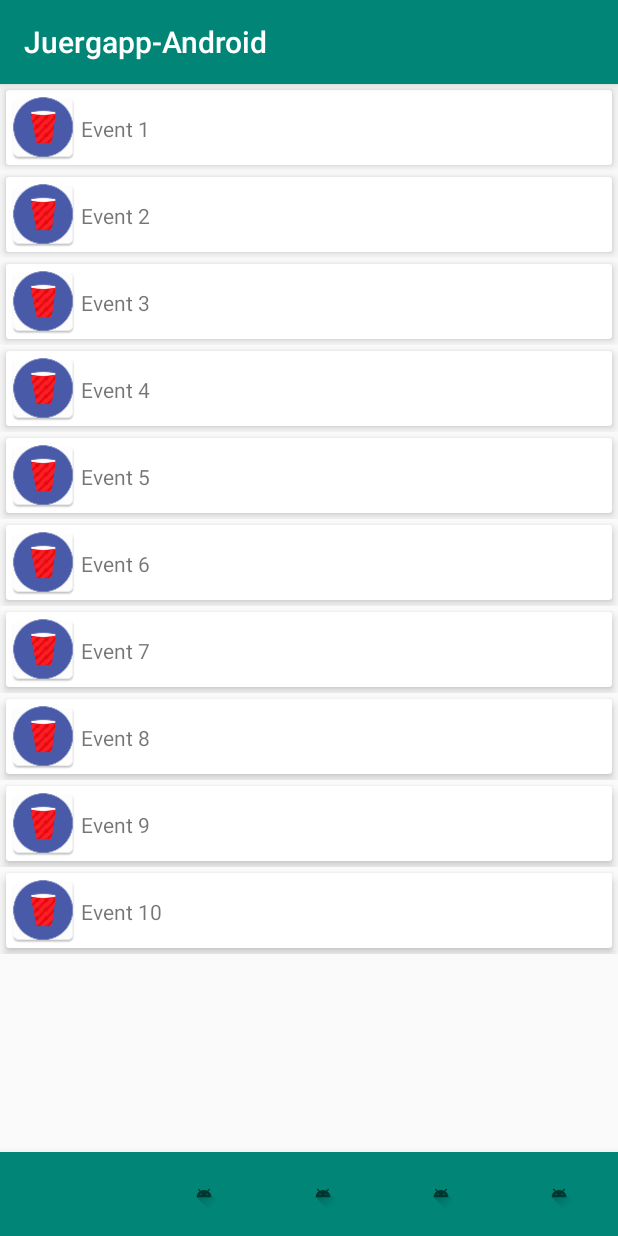
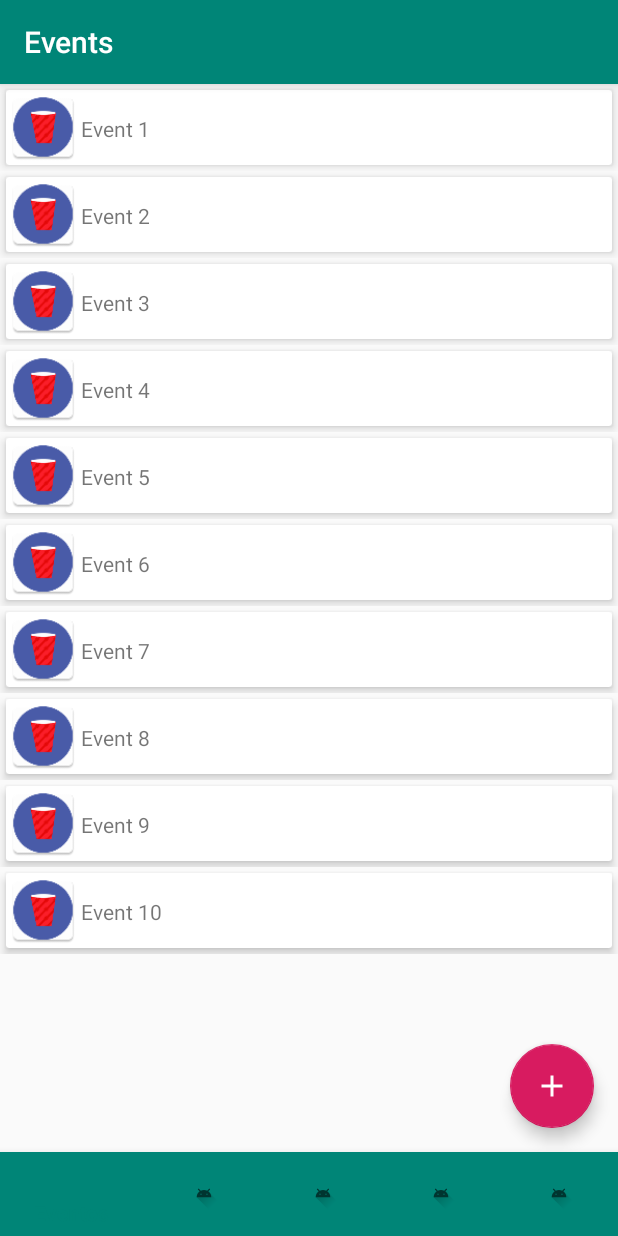
Before and after one commit to GonzaloCirilo/Juergapp-Android, an Android app: the screen it shows after launch (MainActivity), on a phone screen of 412 x 824 dp. Run offline under Robolectric (Android 15) with nearby library versions, the phone set to English and light mode, and no system bars.

Commit message:
Add Event Detail

```diff
--- a/app/src/main/java/pe/com/redcups/juergapp_android/adapter/EventAdapter.kt
+++ b/app/src/main/java/pe/com/redcups/juergapp_android/adapter/EventAdapter.kt
@@ -6,10 +6,13 @@ import android.view.View
 import android.view.ViewGroup
 import android.widget.ImageView
 import android.widget.TextView
+import androidx.appcompat.app.AppCompatActivity
+import androidx.fragment.app.FragmentManager
 import androidx.recyclerview.widget.RecyclerView
 import kotlinx.android.synthetic.main.recycler_view_event.view.*
 import pe.com.redcups.core.model.Event
 import pe.com.redcups.juergapp_android.R
+import pe.com.redcups.juergapp_android.fragment.EventDetailFragment
 
 class EventAdapter(private val events: ArrayList<Event>, context: Context): RecyclerView.Adapter<EventAdapter.ViewHolder>(){
 
@@ -25,10 +28,28 @@ class EventAdapter(private val events: ArrayList<Event>, context: Context): Recy
     override fun onBindViewHolder(holder: ViewHolder, position: Int) {
         holder.eventTextView.text = events[position].name
         holder.eventImageView.setImageResource(R.mipmap.event_image_placeholder)
+
     }
 
-    inner class ViewHolder(eventView: View): RecyclerView.ViewHolder(eventView) {
+    inner class ViewHolder(eventView: View): RecyclerView.ViewHolder(eventView), View.OnClickListener {
         val eventTextView: TextView = eventView.event_name
         val eventImageView: ImageView = eventView.event_image
+
+        init {
+            with(itemView){
+                setOnClickListener(this@ViewHolder)
+            }
+        }
+
+        override fun onClick(v: View?) {
+            // TODO pass Event object as bundle or consider using a ViewModel
+            val fragment = EventDetailFragment()
+            (v?.context as AppCompatActivity)
+                .supportFragmentManager
+                .beginTransaction()
+                .replace(R.id.container,fragment,fragment.javaClass.name)
+                .addToBackStack("EventStack")
+                .commit()
+        }
     }
 }
--- a/app/src/main/java/pe/com/redcups/juergapp_android/fragment/EventFragment.kt
+++ b/app/src/main/java/pe/com/redcups/juergapp_android/fragment/EventFragment.kt
@@ -6,6 +6,7 @@ import android.view.LayoutInflater
 import android.view.View
 import android.view.ViewGroup
 import androidx.recyclerview.widget.LinearLayoutManager
+import androidx.recyclerview.widget.RecyclerView
 import kotlinx.android.synthetic.main.fragment_event.*
 import pe.com.redcups.core.model.Event
 
@@ -21,15 +22,20 @@ class EventFragment : Fragment() {
         inflater: LayoutInflater, container: ViewGroup?,
         savedInstanceState: Bundle?
     ): View? {
-        // Inflate the layout for this fragment
+        activity?.title = "Events"
+
         for (i in 1..10){
-            events.add(Event("Event $i", i))
+            events.add(Event(i,"Event $i", i))
         }
         return inflater.inflate(R.layout.fragment_event, container, false)
     }
 
     override fun onViewCreated(view: View, savedInstanceState: Bundle?) {
         super.onViewCreated(view, savedInstanceState)
+        event_add.setOnClickListener{
+            // TODO inflate add event fragment
+        }
+
         eventAdapter = EventAdapter(events,view.context)
         recycler_view_event.apply{
             adapter = eventAdapter
--- /dev/null
+++ b/app/src/main/res/drawable/ic_add_black_24dp.xml
@@ -0,0 +1,9 @@
+<vector xmlns:android="http://schemas.android.com/apk/res/android"
+        android:width="24dp"
+        android:height="24dp"
+        android:viewportWidth="24.0"
+        android:viewportHeight="24.0">
+    <path
+        android:fillColor="#FF000000"
+        android:pathData="M19,13h-6v6h-2v-6H5v-2h6V5h2v6h6v2z"/>
+</vector>
--- a/app/src/main/res/layout/activity_main.xml
+++ b/app/src/main/res/layout/activity_main.xml
@@ -1,11 +1,9 @@
 <?xml version="1.0" encoding="utf-8"?>
 <androidx.constraintlayout.widget.ConstraintLayout
         xmlns:android="http://schemas.android.com/apk/res/android"
-        xmlns:tools="http://schemas.android.com/tools"
         xmlns:app="http://schemas.android.com/apk/res-auto"
         android:layout_width="match_parent"
-        android:layout_height="match_parent"
-        tools:context=".MainActivity">
+        android:layout_height="match_parent">
     <FrameLayout
             android:id="@+id/container"
             android:layout_width="match_parent"
@@ -13,6 +11,7 @@
             app:layout_constraintStart_toStartOf="parent"
             app:layout_constraintEnd_toEndOf="parent"
             app:layout_constraintTop_toTopOf="parent"
+            app:layout_constraintBottom_toTopOf="@id/bottom_navigation"
     />
     <com.google.android.material.bottomnavigation.BottomNavigationView
             android:id="@+id/bottom_navigation"
--- a/app/src/main/res/layout/fragment_event.xml
+++ b/app/src/main/res/layout/fragment_event.xml
@@ -1,14 +1,34 @@
 <?xml version="1.0" encoding="utf-8"?>
-<FrameLayout xmlns:android="http://schemas.android.com/apk/res/android"
+<androidx.constraintlayout.widget.ConstraintLayout xmlns:android="http://schemas.android.com/apk/res/android"
+             xmlns:app="http://schemas.android.com/apk/res-auto"
              android:id="@+id/event_fragment"
              android:layout_width="match_parent"
              android:layout_height="match_parent"
-             android:layout_gravity="center"
->
+             app:layout_constraintTop_toTopOf="parent"
+             app:layout_constraintBottom_toBottomOf="parent"
+             android:layout_gravity="center">
+
+    <com.google.android.material.floatingactionbutton.FloatingActionButton
+            android:id="@+id/event_add"
+            android:layout_width="wrap_content"
+            android:layout_height="wrap_content"
+            android:layout_marginEnd="16dp"
+            android:layout_marginBottom="16dp"
+            android:clickable="true"
+            android:focusable="true"
+            android:tint="@android:color/white"
+            app:layout_constraintBottom_toBottomOf="parent"
+            app:layout_constraintEnd_toEndOf="parent"
+            android:src="@drawable/ic_add_black_24dp"
+    />
 
     <androidx.recyclerview.widget.RecyclerView
             android:id="@+id/recycler_view_event"
             android:layout_width="match_parent"
-            android:layout_height="match_parent"/>
+            android:layout_height="match_parent"
+            app:layout_constraintTop_toTopOf="parent"
+            app:layout_constraintBottom_toBottomOf="parent"
+            app:layout_constraintStart_toStartOf="parent"
+    />
 
-</FrameLayout>
+</androidx.constraintlayout.widget.ConstraintLayout>
--- a/build.gradle
+++ b/build.gradle
@@ -9,7 +9,7 @@ buildscript {
 
     }
     dependencies {
-        classpath 'com.android.tools.build:gradle:3.3.2'
+        classpath 'com.android.tools.build:gradle:3.4.0'
         classpath "org.jetbrains.kotlin:kotlin-gradle-plugin:$kotlin_version"
         // NOTE: Do not place your application dependencies here; they belong
         // in the individual module build.gradle files
--- a/core/src/main/java/pe/com/redcups/core/model/Event.kt
+++ b/core/src/main/java/pe/com/redcups/core/model/Event.kt
@@ -2,4 +2,11 @@ package pe.com.redcups.core.model
 
 import java.util.Date
 
-data class Event(var name: String, var user: Int, var date: Date = Date(), var latitude: Double = 0.0, var longitude: Double = 0.0, var address: String = "", var description: String = "")
+data class Event(var id: Int = 0,
+                 var name: String,
+                 var user: Int,
+                 var date: Date = Date(),
+                 var latitude: Double = 0.0,
+                 var longitude: Double = 0.0,
+                 var address: String = "",
+                 var description: String = "")
```
Also changed, not shown: app/src/main/java/pe/com/redcups/juergapp_android/fragment/EventDetailFragment.kt (added, +22 -0 lines), app/src/main/res/layout/fragment_event_detail.xml (added, +14 -0 lines), gradle/wrapper/gradle-wrapper.properties.
